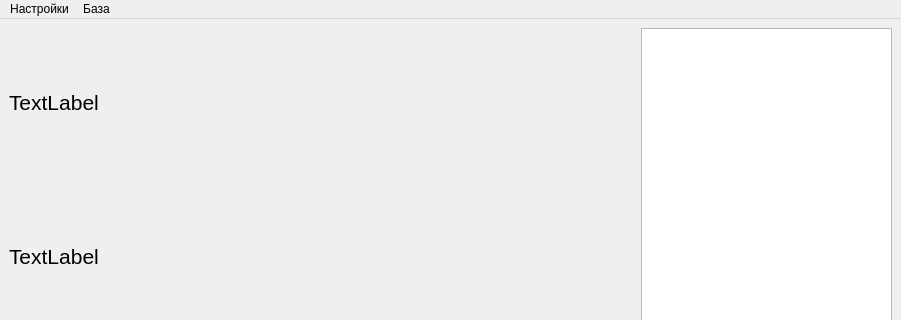
First picture: the form in brreader/design.ui, repository oborichkin/barcode-reader, before the edit; both pictures show x 0 to 901 and y 0 to 320 of the 901 by 697 pixel window.
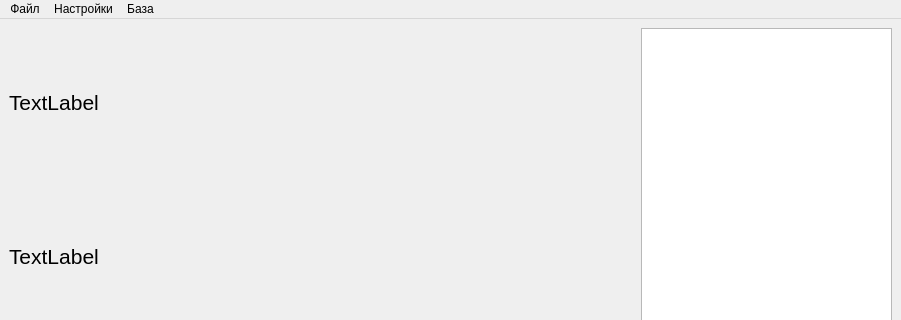
Second picture: the form after the edit.

Patch:
```diff
--- a/brreader/design.ui
+++ b/brreader/design.ui
@@ -152,6 +152,13 @@
     <addaction name="loadDb"/>
     <addaction name="reloadDb"/>
    </widget>
+   <widget class="QMenu" name="file">
+    <property name="title">
+     <string>Файл</string>
+    </property>
+    <addaction name="save"/>
+   </widget>
+   <addaction name="file"/>
    <addaction name="settings"/>
    <addaction name="database"/>
   </widget>
```
Left out of the diff: 5 changed lines with no effect on the pictures.
